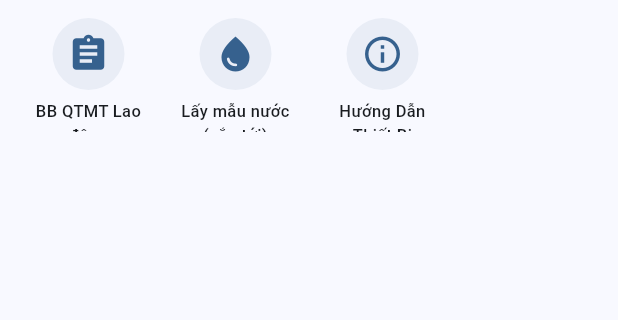
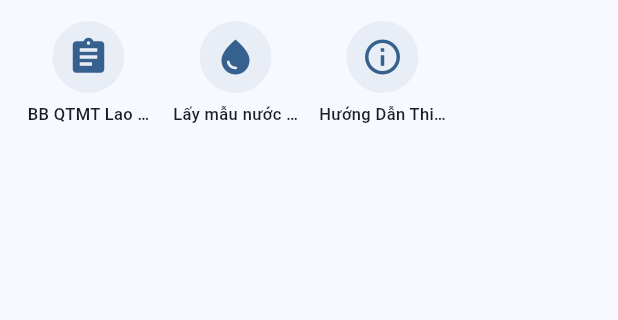
Before and after one commit to hsevn/app_quan_trac_dt, a Flutter app: the screen it shows after launch, on a phone screen of 412 x 824 dp, the part 84-404 px from its top. Run offline on Flutter 3.47's test engine with Material 3 defaults, Android fonts, the phone set to English and light mode, and no system bars; our stand-ins replace file_picker, geolocator, screenshot, sqflite, sqflite_common_ffi; missing offline and left inert: your_app; accounts and stored records are empty.

Commit message:
🐛 Fix lỗi tràn chữ dưới icon menu chính

```diff
--- a/lib/main_menu.dart
+++ b/lib/main_menu.dart
@@ -43,7 +43,6 @@ class MainMenu extends StatelessWidget {
       ),
       body: LayoutBuilder(
         builder: (context, constraints) {
-          // Responsive: phone ~4 cột, tablet/desktop nhiều hơn
           final double width = constraints.maxWidth;
           int crossAxisCount;
           if (width < 560) {
@@ -56,7 +55,6 @@ class MainMenu extends StatelessWidget {
             crossAxisCount = 10;
           }
 
-          // Kích cỡ icon & nhãn theo platform width
           final double iconSize = width < 560 ? 28 : 32;
           final double fontSize = width < 560 ? 11 : 12;
 
@@ -66,8 +64,7 @@ class MainMenu extends StatelessWidget {
               crossAxisCount: crossAxisCount,
               crossAxisSpacing: 12,
               mainAxisSpacing: 16,
-              // mainAxisExtent giúp item có chiều cao nhỏ gọn như launcher
-              mainAxisExtent: iconSize + 28 + 18, // icon + text + padding
+              mainAxisExtent: iconSize + 28 + 18,
             ),
             itemCount: items.length,
             itemBuilder: (context, i) {
@@ -113,7 +110,6 @@ class _LauncherIcon extends StatelessWidget {
       child: Column(
         mainAxisAlignment: MainAxisAlignment.center,
         children: [
-          // Vòng tròn mờ nhẹ kiểu Material You
           Container(
             width: iconSize + 20,
             height: iconSize + 20,
@@ -124,12 +120,11 @@ class _LauncherIcon extends StatelessWidget {
             alignment: Alignment.center,
             child: Icon(icon, size: iconSize, color: iconColor),
           ),
-          const SizedBox(height: 6),
-          SizedBox(
-            height: 22,
+          Padding(
+            padding: const EdgeInsets.only(top: 6),
             child: Text(
               label,
-              maxLines: 2,
+              maxLines: 1,
               overflow: TextOverflow.ellipsis,
               textAlign: TextAlign.center,
               style: TextStyle(
```
